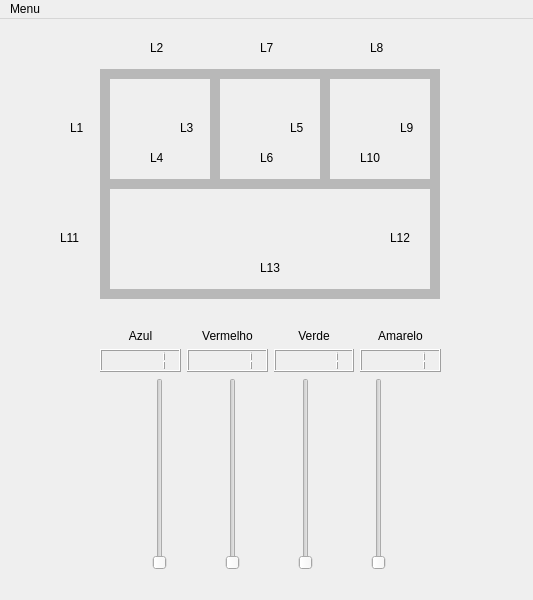
Above: sistema4trens.ui from alexandrelourival/ATV3-STR before the change. Below: the same form after it.
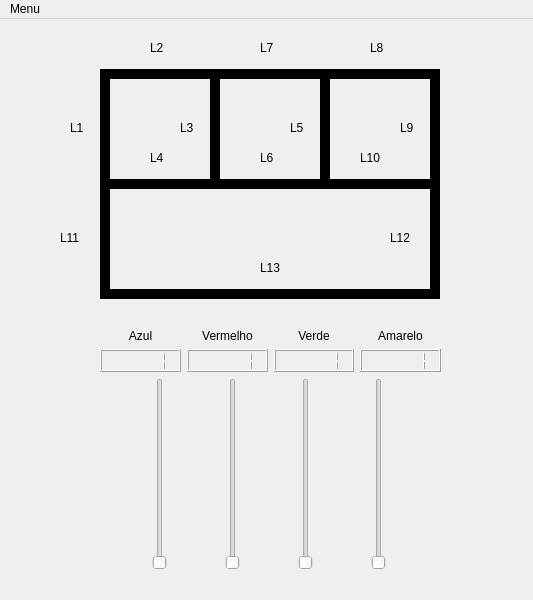
That is the form after the change.

```diff
--- a/sistema4trens.ui
+++ b/sistema4trens.ui
@@ -26,47 +26,19 @@
     <property name="autoFillBackground">
      <bool>false</bool>
     </property>
-    <property name="lineWidth">
-     <number>0</number>
+    <property name="frameShadow">
+     <enum>QFrame::Plain</enum>
     </property>
-    <property name="midLineWidth">
+    <property name="lineWidth">
      <number>20</number>
     </property>
+    <property name="midLineWidth">
+     <number>0</number>
+    </property>
     <property name="orientation">
      <enum>Qt::Horizontal</enum>
     </property>
    </widget>
-   <widget class="QLabel" name="label_trem1">
-    <property name="geometry">
-     <rect>
-      <x>150</x>
-      <y>40</y>
-      <width>30</width>
-      <height>30</height>
-     </rect>
-    </property>
-    <property name="layoutDirection">
-     <enum>Qt::LeftToRight</enum>
-    </property>
-    <property name="autoFillBackground">
-     <bool>false</bool>
-    </property>
-    <property name="lineWidth">
-     <number>0</number>
-    </property>
-    <property name="text">
-     <string/>
-    </property>
-    <property name="scaledContents">
-     <bool>true</bool>
-    </property>
-    <property name="alignment">
-     <set>Qt::AlignCenter</set>
-    </property>
-    <property name="indent">
-     <number>0</number>
-    </property>
-   </widget>
    <widget class="Line" name="line_L1">
     <property name="geometry">
      <rect>
@@ -79,12 +51,15 @@
     <property name="autoFillBackground">
      <bool>false</bool>
     </property>
+    <property name="frameShadow">
+     <enum>QFrame::Plain</enum>
+    </property>
     <property name="lineWidth">
-     <number>0</number>
-    </property>
-    <property name="midLineWidth">
      <number>20</number>
     </property>
+    <property name="midLineWidth">
+     <number>0</number>
+    </property>
     <property name="orientation">
      <enum>Qt::Vertical</enum>
     </property>
@@ -101,12 +76,15 @@
     <property name="autoFillBackground">
      <bool>false</bool>
     </property>
+    <property name="frameShadow">
+     <enum>QFrame::Plain</enum>
+    </property>
     <property name="lineWidth">
-     <number>0</number>
-    </property>
-    <property name="midLineWidth">
      <number>20</number>
     </property>
+    <property name="midLineWidth">
+     <number>0</number>
+    </property>
     <property name="orientation">
      <enum>Qt::Horizontal</enum>
     </property>
@@ -123,12 +101,15 @@
     <property name="autoFillBackground">
      <bool>false</bool>
     </property>
+    <property name="frameShadow">
+     <enum>QFrame::Plain</enum>
+    </property>
     <property name="lineWidth">
-     <number>0</number>
-    </property>
-    <property name="midLineWidth">
      <number>20</number>
     </property>
+    <property name="midLineWidth">
+     <number>0</number>
+    </property>
     <property name="orientation">
      <enum>Qt::Vertical</enum>
     </property>
@@ -145,12 +126,15 @@
     <property name="autoFillBackground">
      <bool>false</bool>
     </property>
+    <property name="frameShadow">
+     <enum>QFrame::Plain</enum>
+    </property>
     <property name="lineWidth">
-     <number>0</number>
-    </property>
-    <property name="midLineWidth">
      <number>20</number>
     </property>
+    <property name="midLineWidth">
+     <number>0</number>
+    </property>
     <property name="orientation">
      <enum>Qt::Horizontal</enum>
     </property>
@@ -167,12 +151,15 @@
     <property name="autoFillBackground">
      <bool>false</bool>
     </property>
+    <property name="frameShadow">
+     <enum>QFrame::Plain</enum>
+    </property>
     <property name="lineWidth">
-     <number>0</number>
-    </property>
-    <property name="midLineWidth">
      <number>20</number>
     </property>
+    <property name="midLineWidth">
+     <number>0</number>
+    </property>
     <property name="orientation">
      <enum>Qt::Horizontal</enum>
     </property>
@@ -189,12 +176,15 @@
     <property name="autoFillBackground">
      <bool>false</bool>
     </property>
+    <property name="frameShadow">
+     <enum>QFrame::Plain</enum>
+    </property>
     <property name="lineWidth">
-     <number>0</number>
-    </property>
-    <property name="midLineWidth">
      <number>20</number>
     </property>
+    <property name="midLineWidth">
+     <number>0</number>
+    </property>
     <property name="orientation">
      <enum>Qt::Vertical</enum>
     </property>
@@ -211,12 +201,15 @@
     <property name="autoFillBackground">
      <bool>false</bool>
     </property>
+    <property name="frameShadow">
+     <enum>QFrame::Plain</enum>
+    </property>
     <property name="lineWidth">
-     <number>0</number>
-    </property>
-    <property name="midLineWidth">
      <number>20</number>
     </property>
+    <property name="midLineWidth">
+     <number>0</number>
+    </property>
     <property name="orientation">
      <enum>Qt::Horizontal</enum>
     </property>
@@ -233,12 +226,15 @@
     <property name="autoFillBackground">
      <bool>false</bool>
     </property>
+    <property name="frameShadow">
+     <enum>QFrame::Plain</enum>
+    </property>
     <property name="lineWidth">
-     <number>0</number>
-    </property>
-    <property name="midLineWidth">
      <number>20</number>
     </property>
+    <property name="midLineWidth">
+     <number>0</number>
+    </property>
     <property name="orientation">
      <enum>Qt::Horizontal</enum>
     </property>
@@ -255,12 +251,15 @@
     <property name="autoFillBackground">
      <bool>false</bool>
     </property>
+    <property name="frameShadow">
+     <enum>QFrame::Plain</enum>
+    </property>
     <property name="lineWidth">
-     <number>0</number>
-    </property>
-    <property name="midLineWidth">
      <number>20</number>
     </property>
+    <property name="midLineWidth">
+     <number>0</number>
+    </property>
     <property name="orientation">
      <enum>Qt::Vertical</enum>
     </property>
@@ -277,12 +276,15 @@
     <property name="autoFillBackground">
      <bool>false</bool>
     </property>
+    <property name="frameShadow">
+     <enum>QFrame::Plain</enum>
+    </property>
     <property name="lineWidth">
-     <number>0</number>
-    </property>
-    <property name="midLineWidth">
      <number>20</number>
     </property>
+    <property name="midLineWidth">
+     <number>0</number>
+    </property>
     <property name="orientation">
      <enum>Qt::Vertical</enum>
     </property>
@@ -299,12 +301,15 @@
     <property name="autoFillBackground">
      <bool>false</bool>
     </property>
+    <property name="frameShadow">
+     <enum>QFrame::Plain</enum>
+    </property>
     <property name="lineWidth">
-     <number>0</number>
-    </property>
-    <property name="midLineWidth">
      <number>20</number>
     </property>
+    <property name="midLineWidth">
+     <number>0</number>
+    </property>
     <property name="orientation">
      <enum>Qt::Vertical</enum>
     </property>
@@ -321,12 +326,15 @@
     <property name="autoFillBackground">
      <bool>false</bool>
     </property>
+    <property name="frameShadow">
+     <enum>QFrame::Plain</enum>
+    </property>
     <property name="lineWidth">
-     <number>0</number>
-    </property>
-    <property name="midLineWidth">
      <number>20</number>
     </property>
+    <property name="midLineWidth">
+     <number>0</number>
+    </property>
     <property name="orientation">
      <enum>Qt::Horizontal</enum>
     </property>
@@ -804,6 +812,37 @@
      </item>
     </layout>
    </widget>
+   <widget class="QLabel" name="label_trem1">
+    <property name="geometry">
+     <rect>
+      <x>140</x>
+      <y>40</y>
+      <width>30</width>
+      <height>30</height>
+     </rect>
+    </property>
+    <property name="layoutDirection">
+     <enum>Qt::LeftToRight</enum>
+    </property>
+    <property name="autoFillBackground">
+     <bool>false</bool>
+    </property>
+    <property name="lineWidth">
+     <number>0</number>
+    </property>
+    <property name="text">
+     <string/>
+    </property>
+    <property name="scaledContents">
+     <bool>true</bool>
+    </property>
+    <property name="alignment">
+     <set>Qt::AlignCenter</set>
+    </property>
+    <property name="indent">
+     <number>0</number>
+    </property>
+   </widget>
   </widget>
   <widget class="QMenuBar" name="menubar">
    <property name="geometry">
```
